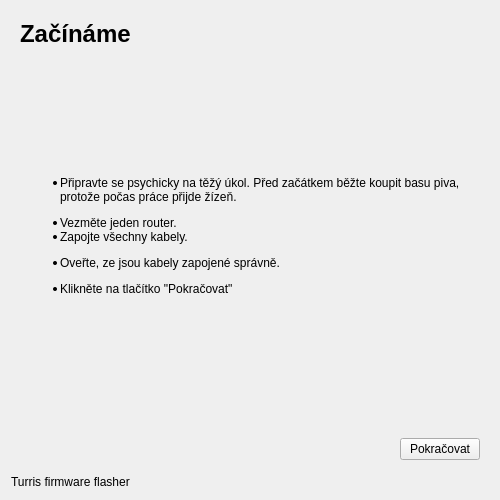
Qt form gui/installer.ui (turris-cz/rtools-gui) before a commit.
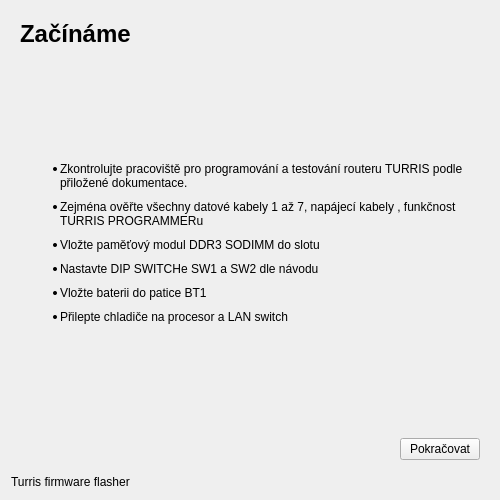
The same form after that commit.

Commit message: final texts added - except in the tests

Diff of the .ui file:
```diff
--- a/gui/installer.ui
+++ b/gui/installer.ui
@@ -43,7 +43,16 @@
           </sizepolicy>
          </property>
          <property name="text">
-          <string>&lt;html&gt;&lt;head/&gt;&lt;body&gt;&lt;ul style=&quot;margin-top: 0px; margin-bottom: 0px; margin-left: 0px; margin-right: 0px; -qt-list-indent: 1;&quot;&gt;&lt;li style=&quot; margin-top:12px; margin-bottom:0px; margin-left:0px; margin-right:0px; -qt-block-indent:0; text-indent:0px;&quot;&gt;Připravte se psychicky na těžý úkol. Před začátkem běžte koupit basu piva, protože počas práce přijde žízeň.&lt;/li&gt;&lt;li style=&quot; margin-top:12px; margin-bottom:0px; margin-left:0px; margin-right:0px; -qt-block-indent:0; text-indent:0px;&quot;&gt;Vezměte jeden router.&lt;/li&gt;&lt;li style=&quot; margin-top:0px; margin-bottom:12px; margin-left:0px; margin-right:0px; -qt-block-indent:0; text-indent:0px;&quot;&gt;Zapojte všechny kabely.&lt;/li&gt;&lt;li style=&quot; margin-top:0px; margin-bottom:12px; margin-left:0px; margin-right:0px; -qt-block-indent:0; text-indent:0px;&quot;&gt;Oveřte, ze jsou kabely zapojené správně.&lt;/li&gt;&lt;li style=&quot; margin-top:0px; margin-bottom:12px; margin-left:0px; margin-right:0px; -qt-block-indent:0; text-indent:0px;&quot;&gt;Klikněte na tlačítko &amp;quot;Pokračovat&amp;quot;&lt;br/&gt;&lt;/li&gt;&lt;/ul&gt;&lt;/body&gt;&lt;/html&gt;</string>
+          <string>&lt;ul&gt;
+&lt;li style=&quot;margin-bottom: 10px;&quot;&gt;Zkontrolujte pracoviště pro programování a testování routeru TURRIS podle přiložené dokumentace.
+&lt;/li&gt;
+&lt;li style=&quot;margin-bottom: 10px;&quot;&gt;Zejména ověřte všechny datové kabely 1 až 7, napájecí kabely , funkčnost TURRIS PROGRAMMERu
+&lt;/li&gt;
+&lt;li style=&quot;margin-bottom: 10px;&quot;&gt;Vložte paměťový modul DDR3 SODIMM do slotu&lt;/li&gt;
+&lt;li style=&quot;margin-bottom: 10px;&quot;&gt;Nastavte DIP SWITCHe SW1 a SW2 dle návodu&lt;/li&gt;
+&lt;li style=&quot;margin-bottom: 10px;&quot;&gt;Vložte baterii do patice BT1&lt;/li&gt;
+&lt;li style=&quot;margin-bottom: 10px;&quot;&gt;Přilepte chladiče na procesor a LAN switch&lt;/li&gt;
+&lt;/ul&gt;</string>
          </property>
          <property name="wordWrap">
           <bool>true</bool>
```
Left out of the diff: 30 changed lines with no effect on the pictures. The commit also changes 2 other files.
